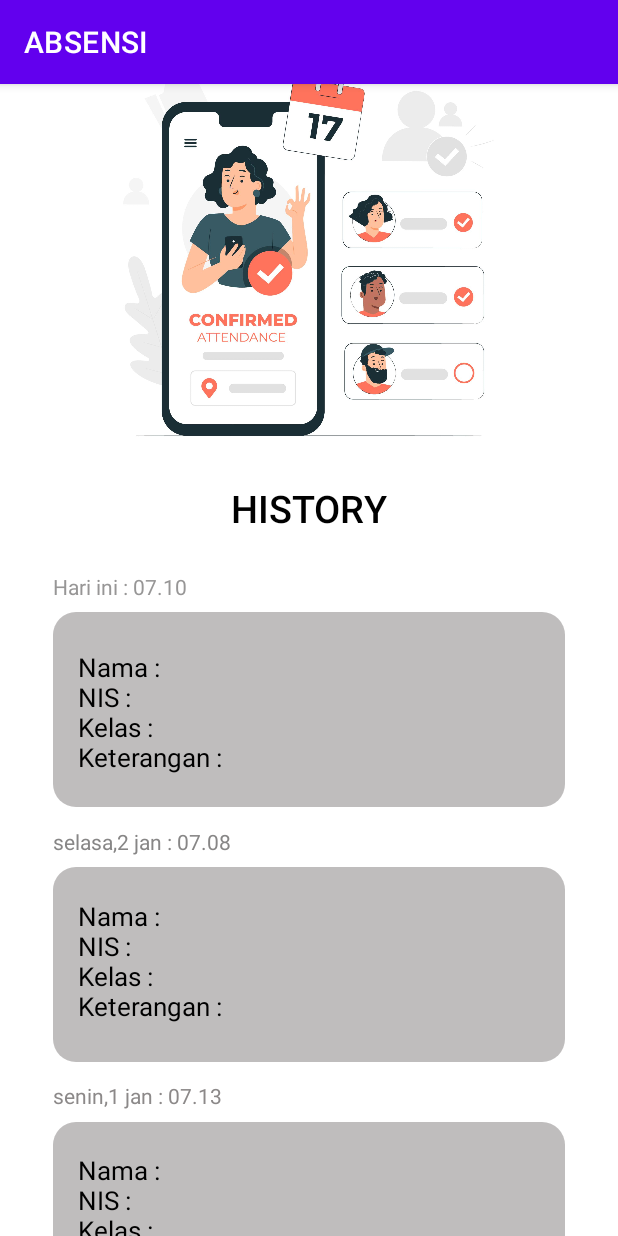
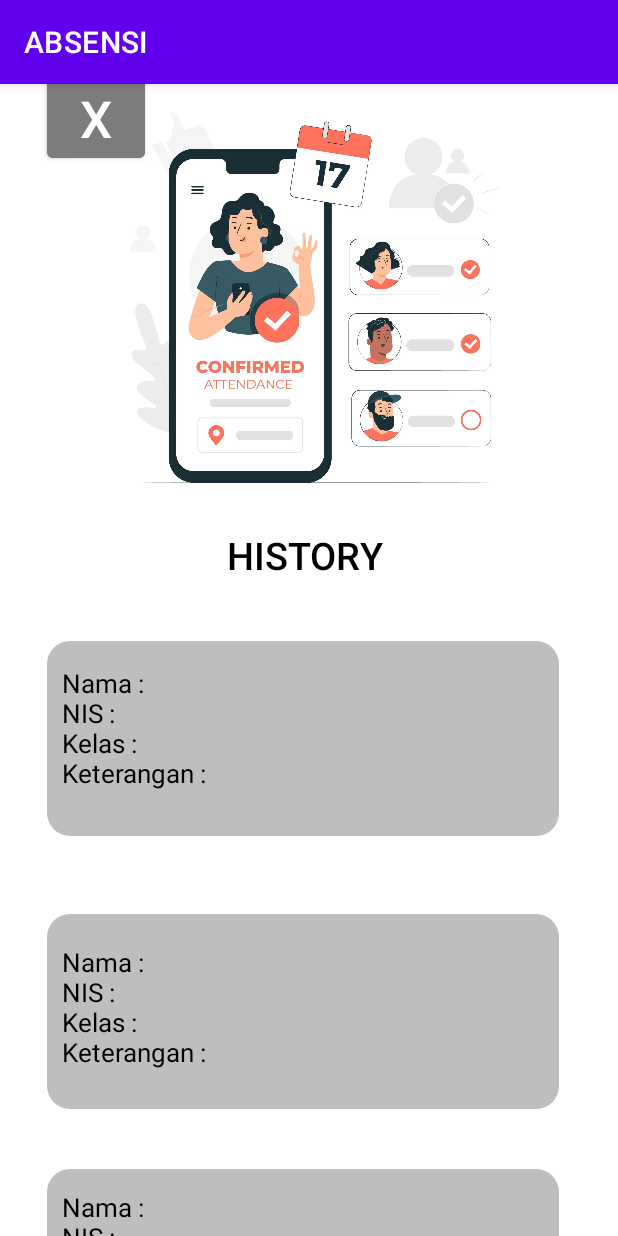
Before and after one commit to divaazizah/absensi_apk, an Android app: the MainActivity4 screen opened directly, with no data from a screen before it, on a phone screen of 412 x 824 dp. Run offline under Robolectric (Android 15) with nearby library versions, the phone set to English and light mode, and no system bars; Roboto replaces fonts that are not available here.

Commit message:
mengatasi eror

```diff
--- a/app/build.gradle
+++ b/app/build.gradle
@@ -1,6 +1,8 @@
 plugins {
     id 'com.android.application'
     id 'org.jetbrains.kotlin.android'
+    id 'kotlin-android-extensions'
+    id 'kotlin-kapt'
 }
 
 android {
@@ -37,7 +39,9 @@ dependencies {
     implementation 'androidx.appcompat:appcompat:1.5.1'
     implementation 'com.google.android.material:material:1.7.0'
     implementation 'androidx.constraintlayout:constraintlayout:2.1.4'
+    implementation 'androidx.room:room-common:2.5.0'
     testImplementation 'junit:junit:4.13.2'
     androidTestImplementation 'androidx.test.ext:junit:1.1.5'
     androidTestImplementation 'androidx.test.espresso:espresso-core:3.5.1'
+
 }
--- a/app/src/main/java/com/example/absensi/MainActivity3.kt
+++ b/app/src/main/java/com/example/absensi/MainActivity3.kt
@@ -14,4 +14,8 @@ class MainActivity3 : AppCompatActivity() {
         val efita = Intent(this,MainActivity4::class.java)
         startActivity(efita)
     }
+    fun  iti(view: View){
+        val efita = Intent(this,MainActivity2::class.java)
+        startActivity(efita)
+    }
 }
--- a/app/src/main/java/com/example/absensi/MainActivity4.kt
+++ b/app/src/main/java/com/example/absensi/MainActivity4.kt
@@ -1,11 +1,18 @@
 package com.example.absensi
 
+import android.content.Intent
 import androidx.appcompat.app.AppCompatActivity
 import android.os.Bundle
+import android.view.View
 
 class MainActivity4 : AppCompatActivity() {
     override fun onCreate(savedInstanceState: Bundle?) {
         super.onCreate(savedInstanceState)
         setContentView(R.layout.activity_main4)
     }
+    fun sis(view: View){
+        val efita = Intent(this, MainActivity3::class.java)
+        startActivity(efita)
+    }
+
 }
--- a/app/src/main/res/layout/activity_main4.xml
+++ b/app/src/main/res/layout/activity_main4.xml
@@ -7,7 +7,7 @@
     android:scrollbarSize="25dp"
     tools:context=".MainActivity4">
 
-    <androidx.constraintlayout.widget.ConstraintLayout
+    <LinearLayout
         android:layout_width="409dp"
         android:layout_height="821dp"
         android:layout_marginStart="1dp"
@@ -15,75 +15,36 @@
         android:layout_marginEnd="1dp"
         android:layout_marginBottom="1dp"
         android:background="#FFFFFF"
+        android:orientation="vertical"
         app:layout_constraintBottom_toBottomOf="parent"
         app:layout_constraintEnd_toEndOf="parent"
         app:layout_constraintStart_toStartOf="parent"
         app:layout_constraintTop_toTopOf="parent">
 
-        <ImageView
-            android:id="@+id/imageView7"
-            android:layout_width="341dp"
-            android:layout_height="130dp"
-            android:layout_marginTop="40dp"
+        <Button
+            android:id="@+id/button"
+            android:layout_width="65dp"
+            android:layout_height="65dp"
+            android:layout_marginTop="16dp"
+            android:backgroundTint="#7C7C7C"
+            android:text="x"
+            android:onClick="sis"
+            android:textSize="34sp"
+            android:layout_marginLeft="30dp"
             app:layout_constraintEnd_toEndOf="parent"
+            app:layout_constraintHorizontal_bias="0.046"
             app:layout_constraintStart_toStartOf="parent"
-            app:layout_constraintTop_toBottomOf="@+id/imageView6"
-            app:srcCompat="@drawable/bulat" />
+            app:layout_constraintTop_toTopOf="parent" />
 
-        <TextView
-            android:id="@+id/textView11"
-            android:layout_width="103dp"
-            android:layout_height="89dp"
-            android:layout_marginTop="20dp"
-            android:text="Nama :            NIS :           Kelas :            Keterangan :"
-            android:textColor="#000000"
-            android:textSize="17sp"
-            app:layout_constraintEnd_toEndOf="@+id/imageView7"
-            app:layout_constraintHorizontal_bias="0.071"
-            app:layout_constraintStart_toStartOf="@+id/imageView7"
-            app:layout_constraintTop_toTopOf="@+id/imageView7" />
-
-        <ImageView
-            android:id="@+id/imageView6"
-            android:layout_width="341dp"
-            android:layout_height="130dp"
-            android:layout_marginTop="40dp"
-            app:layout_constraintEnd_toEndOf="parent"
-            app:layout_constraintStart_toStartOf="parent"
-            app:layout_constraintTop_toBottomOf="@+id/imageView5"
-            app:srcCompat="@drawable/bulat" />
-
-        <TextView
-            android:id="@+id/textView10"
-            android:layout_width="103dp"
-            android:layout_height="89dp"
-            android:layout_marginBottom="20dp"
-            android:text="Nama :            NIS :           Kelas :            Keterangan :"
-            android:textColor="#000000"
-            android:textSize="17sp"
-            app:layout_constraintBottom_toBottomOf="@+id/imageView6"
-            app:layout_constraintEnd_toEndOf="@+id/imageView6"
-            app:layout_constraintHorizontal_bias="0.071"
-            app:layout_constraintStart_toStartOf="@+id/imageView6" />
-
-        <TextView
-            android:id="@+id/textView7"
-            android:layout_width="103dp"
-            android:layout_height="89dp"
-            android:layout_marginBottom="12dp"
-            android:text="Nama :            NIS :           Kelas :            Keterangan :"
-            android:textColor="#000000"
-            android:textSize="17sp"
-            app:layout_constraintBottom_toBottomOf="@+id/imageView5"
-            app:layout_constraintEnd_toEndOf="parent"
-            app:layout_constraintHorizontal_bias="0.444"
-            app:layout_constraintStart_toStartOf="parent" />
 
         <ImageView
             android:id="@+id/imageView4"
             android:layout_width="339dp"
             android:layout_height="279dp"
+            android:layout_marginTop="-50dp"
+            android:layout_marginLeft="40dp"
             app:layout_constraintEnd_toEndOf="parent"
+            app:layout_constraintHorizontal_bias="0.514"
             app:layout_constraintStart_toStartOf="parent"
             app:layout_constraintTop_toTopOf="parent"
             app:srcCompat="@drawable/_9245721_6099966" />
@@ -94,6 +55,7 @@
             android:layout_height="wrap_content"
             android:layout_marginTop="12dp"
             android:fontFamily="sans-serif-medium"
+            android:layout_marginLeft="150dp"
             android:text="HISTORY"
             android:textColor="#000000"
             android:textSize="25dp"
@@ -101,15 +63,87 @@
             app:layout_constraintStart_toStartOf="parent"
             app:layout_constraintTop_toBottomOf="@+id/imageView4" />
 
+
+        <ImageView
+            android:id="@+id/imageView7"
+            android:layout_width="341dp"
+            android:layout_height="130dp"
+            android:layout_marginTop="40dp"
+            android:layout_marginLeft="30dp"
+            app:layout_constraintEnd_toEndOf="parent"
+            app:layout_constraintStart_toStartOf="parent"
+            app:layout_constraintTop_toBottomOf="@+id/imageView6"
+            app:srcCompat="@drawable/bulat" />
+
         <ImageView
             android:id="@+id/imageView5"
             android:layout_width="341dp"
             android:layout_height="130dp"
             android:layout_marginTop="52dp"
+            android:layout_marginLeft="30dp"
             app:layout_constraintEnd_toEndOf="parent"
+            app:layout_constraintHorizontal_bias="0.485"
             app:layout_constraintStart_toStartOf="parent"
             app:layout_constraintTop_toBottomOf="@+id/textView4"
             app:srcCompat="@drawable/bulat" />
+
+
+        <ImageView
+            android:id="@+id/imageView6"
+            android:layout_width="341dp"
+            android:layout_height="130dp"
+            android:layout_marginTop="40dp"
+            android:layout_marginLeft="30dp"
+            app:layout_constraintEnd_toEndOf="parent"
+            app:layout_constraintStart_toStartOf="parent"
+            app:layout_constraintTop_toBottomOf="@+id/imageView5"
+            app:srcCompat="@drawable/bulat" />
+
+
+        <TextView
+            android:id="@+id/textView11"
+            android:layout_width="103dp"
+            android:layout_height="89dp"
+            android:layout_marginLeft="40dp"
+            android:layout_marginTop="-280dp"
+            android:text="Nama :            NIS :           Kelas :            Keterangan :"
+            android:textColor="#000000"
+            android:textSize="17sp"
+            app:layout_constraintEnd_toEndOf="@+id/imageView7"
+            app:layout_constraintHorizontal_bias="0.071"
+            app:layout_constraintStart_toStartOf="@+id/imageView7"
+            app:layout_constraintTop_toTopOf="@+id/imageView7" />
+
+        <TextView
+            android:id="@+id/textView10"
+            android:layout_width="103dp"
+            android:layout_height="89dp"
+            android:layout_marginLeft="40dp"
+            android:layout_marginTop="-275dp"
+            android:layout_marginBottom="20dp"
+            android:text="Nama :            NIS :           Kelas :            Keterangan :"
+            android:textColor="#000000"
+            android:textSize="17sp"
+            app:layout_constraintBottom_toBottomOf="@+id/imageView6"
+            app:layout_constraintEnd_toEndOf="@+id/imageView6"
+            app:layout_constraintHorizontal_bias="0.071"
+            app:layout_constraintStart_toStartOf="@+id/imageView6" />
+
+
+        <TextView
+            android:id="@+id/textView7"
+            android:layout_width="103dp"
+            android:layout_height="89dp"
+            android:layout_marginBottom="12dp"
+            android:text="Nama :            NIS :           Kelas :            Keterangan :"
+            android:textColor="#000000"
+            android:textSize="17sp"
+            android:layout_marginLeft="40dp"
+            android:layout_marginTop="240dp"
+            app:layout_constraintBottom_toBottomOf="@+id/imageView5"
+            app:layout_constraintEnd_toEndOf="parent"
+            app:layout_constraintHorizontal_bias="0.444"
+            app:layout_constraintStart_toStartOf="parent" />
 
         <TextView
             android:id="@+id/textView6"
@@ -141,7 +175,7 @@
             android:layout_width="wrap_content"
             android:layout_height="wrap_content"
             android:layout_marginBottom="28dp"
-            android:text="senin,1 jan : 07.13"
+            android:text="senin,01 jan : 07.13"
             android:textColor="#8C8989"
             app:layout_constraintBottom_toTopOf="@+id/textView11"
             app:layout_constraintEnd_toEndOf="parent"
@@ -153,12 +187,14 @@
             android:layout_width="wrap_content"
             android:layout_height="wrap_content"
             android:layout_marginBottom="28dp"
-            android:text="selasa,2 jan : 07.08"
+            android:text="selasa,02 jan : 07.08"
             android:textColor="#878686"
             app:layout_constraintBottom_toTopOf="@+id/textView10"
             app:layout_constraintEnd_toEndOf="parent"
             app:layout_constraintHorizontal_bias="0.117"
             app:layout_constraintStart_toStartOf="parent" />
 
-    </androidx.constraintlayout.widget.ConstraintLayout>
+
+
+    </LinearLayout>
 </androidx.constraintlayout.widget.ConstraintLayout>
```
Also changed, not shown: app/src/main/res/layout/activity_main.xml (+24 -14 lines), app/src/main/res/layout/activity_main2.xml (+87 -69 lines), app/src/main/res/layout/activity_main3.xml (+38 -23 lines).
